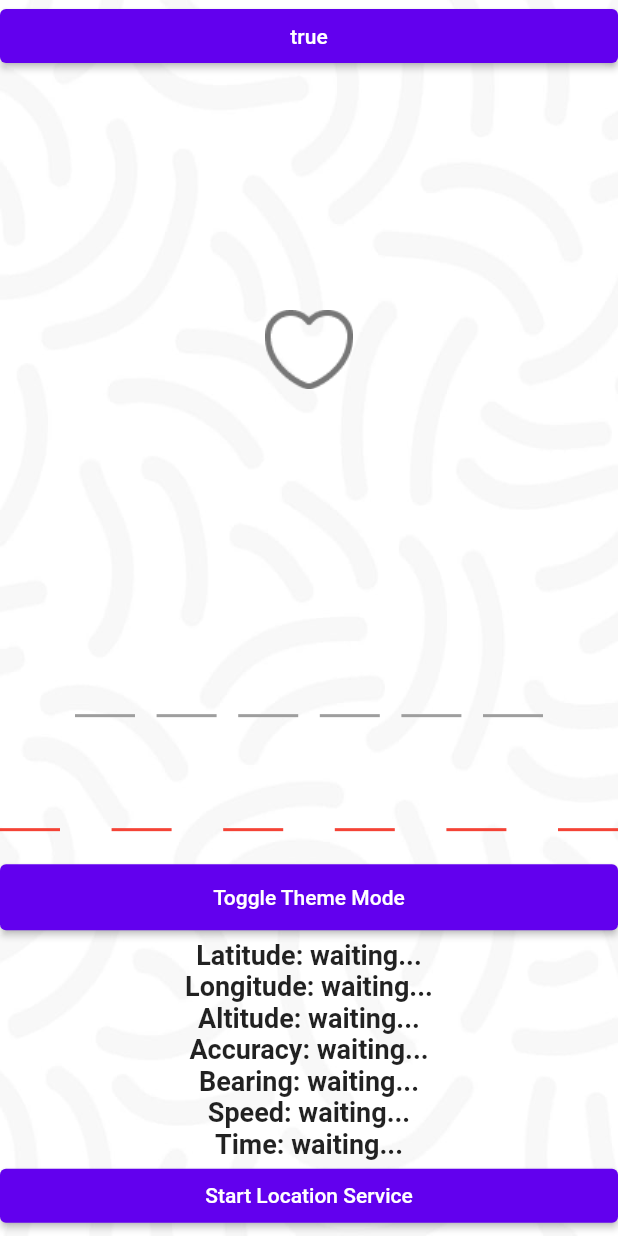
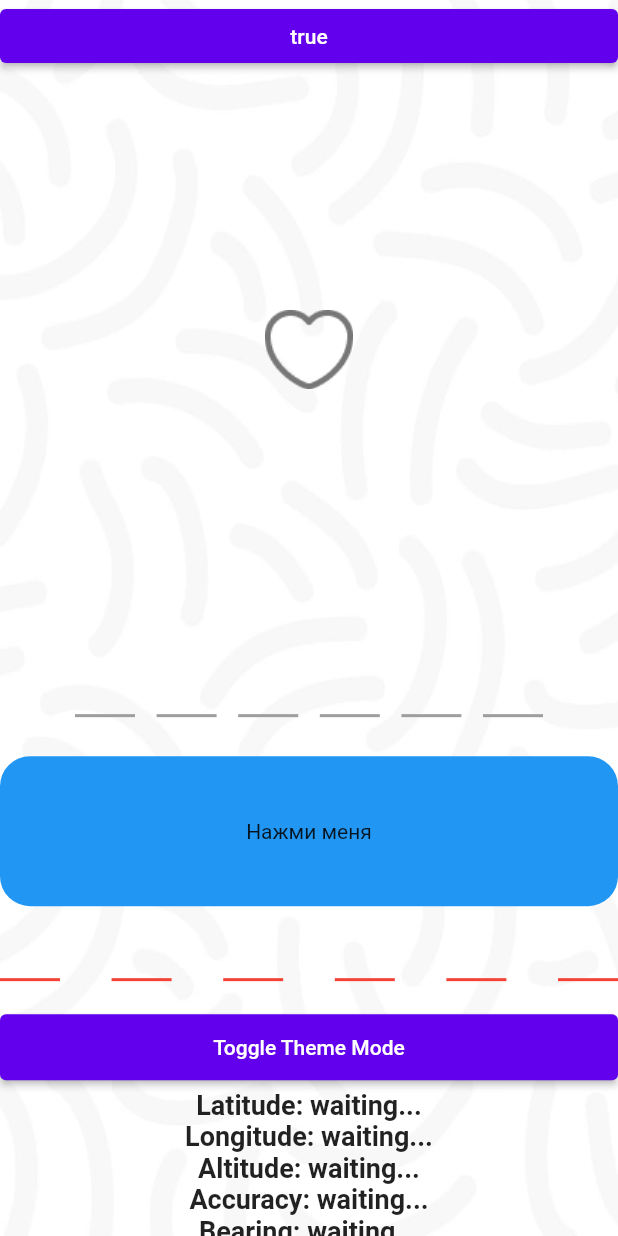
Before and after one commit to lolmaxlevel/compass_app, a Flutter app: the screen it shows after launch, on a phone screen of 412 x 824 dp. Run offline on Flutter 3.47's test engine with Material 2 defaults, Android fonts, the phone set to English and light mode, and no system bars; drawn by our look-alikes of pin_code_fields; our stand-ins replace adaptive_theme, shared_preferences; missing offline and left inert: background_location.

Commit message:
started working on rounded buttons

```diff
--- a/lib/pages/main_screen.dart
+++ b/lib/pages/main_screen.dart
@@ -1,3 +1,5 @@
+import 'dart:math';
+
 import 'package:adaptive_theme/adaptive_theme.dart';
 import 'package:background_location/background_location.dart';
 import 'package:compass_app/web_socket_worker.dart';
@@ -6,10 +8,7 @@ import 'package:flutter/material.dart';
 import 'package:flutter/services.dart';
 import 'package:pin_code_fields/pin_code_fields.dart';
 import 'package:shared_preferences/shared_preferences.dart';
-import 'package:web_socket_channel/web_socket_channel.dart';
 import 'package:compass_app/pages/settings.dart';
-import 'package:flutter/services.dart';
-
 import '../models/server_io.dart';
 
 
@@ -26,6 +25,8 @@ class MainScreen extends StatefulWidget {
 }
 
 class _MainScreenState extends State<MainScreen> {
+  String _buttonText = "Нажми меня";
+  bool _buttonPressed = false;
   bool flag = true;
   final TextEditingController _controller2 = TextEditingController();
   final TextEditingController _controller = TextEditingController();
@@ -40,6 +41,19 @@ class _MainScreenState extends State<MainScreen> {
   String bearing = 'waiting...';
   String speed = 'waiting...';
   String time = 'waiting...';
+
+  void _onButtonPressed() {
+    setState(() {
+      _buttonPressed = !_buttonPressed;
+      if (_buttonPressed) {
+        // генерируем случайное 6-значное число
+        Random random = Random();
+        _buttonText = random.nextInt(999999).toString().padLeft(6, '0');
+      } else {
+        _buttonText = "Нажми меня";
+      }
+    });
+  }
 
   @override
   void initState() {
@@ -96,10 +110,32 @@ class _MainScreenState extends State<MainScreen> {
                                 .then((_){ScaffoldMessenger.of(context)
                                 .showSnackBar(
                                 const SnackBar(
-                                    content: Text("Code copied to clipboard")));
+                                  content: Text("Code copied to clipboard!"),
+                                  duration: Duration(seconds: 1),
+                                ));
                             });
                           },
-                        onChanged: (String value) { print(value);},),
+                        onChanged: (String value) {
+                            if (kDebugMode) {
+                              print(value);
+                            }},),
+                    ),
+                    GestureDetector(
+                      onTap: _onButtonPressed,
+                      child: Container(
+                        width: 200,
+                        height: 100,
+                        decoration: BoxDecoration(
+                          color: Colors.blue,
+                          shape: BoxShape.rectangle,
+                          borderRadius: BorderRadius.circular(20),
+                        ),
+                        child: Center(
+                          child: Text(
+                            _buttonText
+                          ),
+                        ),
+                      ),
                     ),
                     PinCodeTextField(
                         appContext: context,
```
